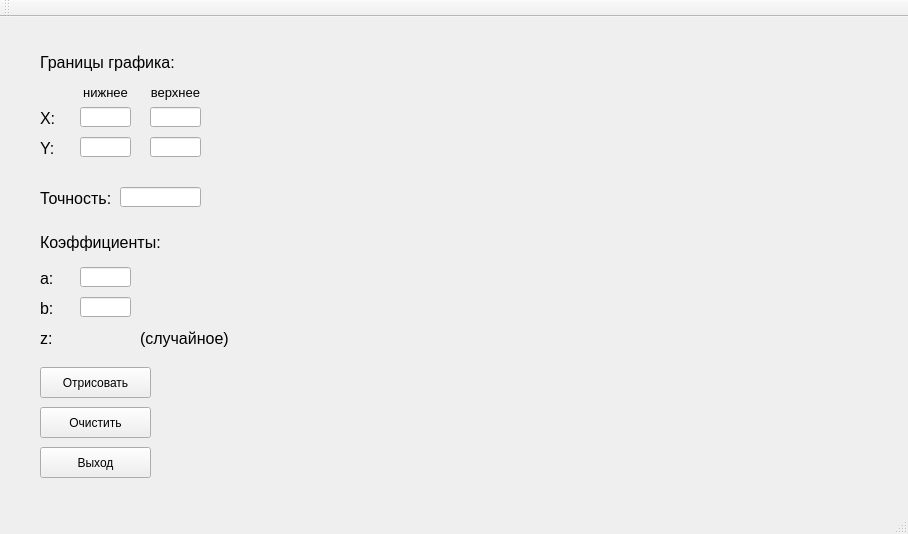
The window that mainwindow.ui (Anna0913/uni) describes before a commit, drawn with Qt 5.
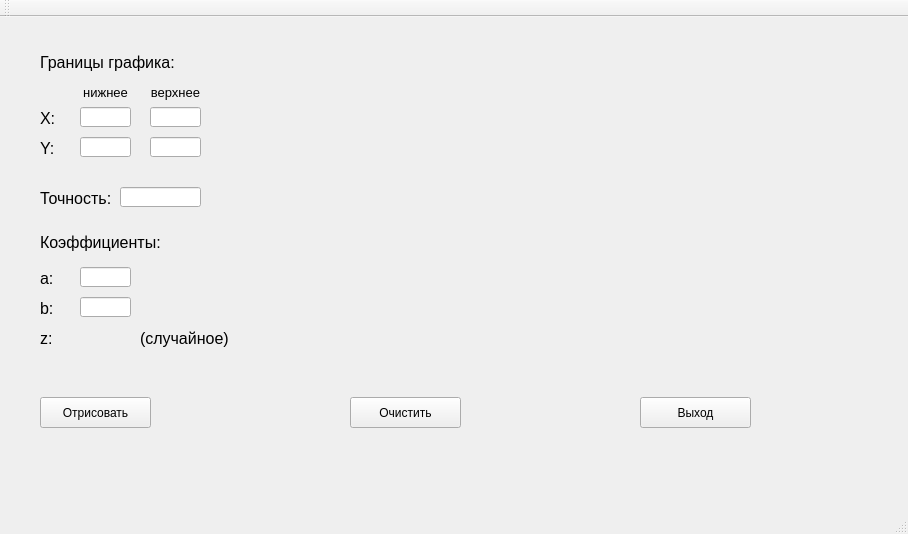
The same window after the commit.

```diff
--- a/mainwindow.ui
+++ b/mainwindow.ui
@@ -298,7 +298,7 @@
     <property name="geometry">
      <rect>
       <x>40</x>
-      <y>350</y>
+      <y>380</y>
       <width>111</width>
       <height>31</height>
      </rect>
@@ -310,8 +310,8 @@
    <widget class="QPushButton" name="clear">
     <property name="geometry">
      <rect>
-      <x>40</x>
-      <y>390</y>
+      <x>350</x>
+      <y>380</y>
       <width>111</width>
       <height>31</height>
      </rect>
@@ -323,8 +323,8 @@
    <widget class="QPushButton" name="exit">
     <property name="geometry">
      <rect>
-      <x>40</x>
-      <y>430</y>
+      <x>640</x>
+      <y>380</y>
       <width>111</width>
       <height>31</height>
      </rect>
@@ -337,7 +337,7 @@
     <property name="geometry">
      <rect>
       <x>330</x>
-      <y>70</y>
+      <y>20</y>
       <width>540</width>
       <height>340</height>
      </rect>
```
Left out of the diff: 2 changed lines with no effect on the pictures.
